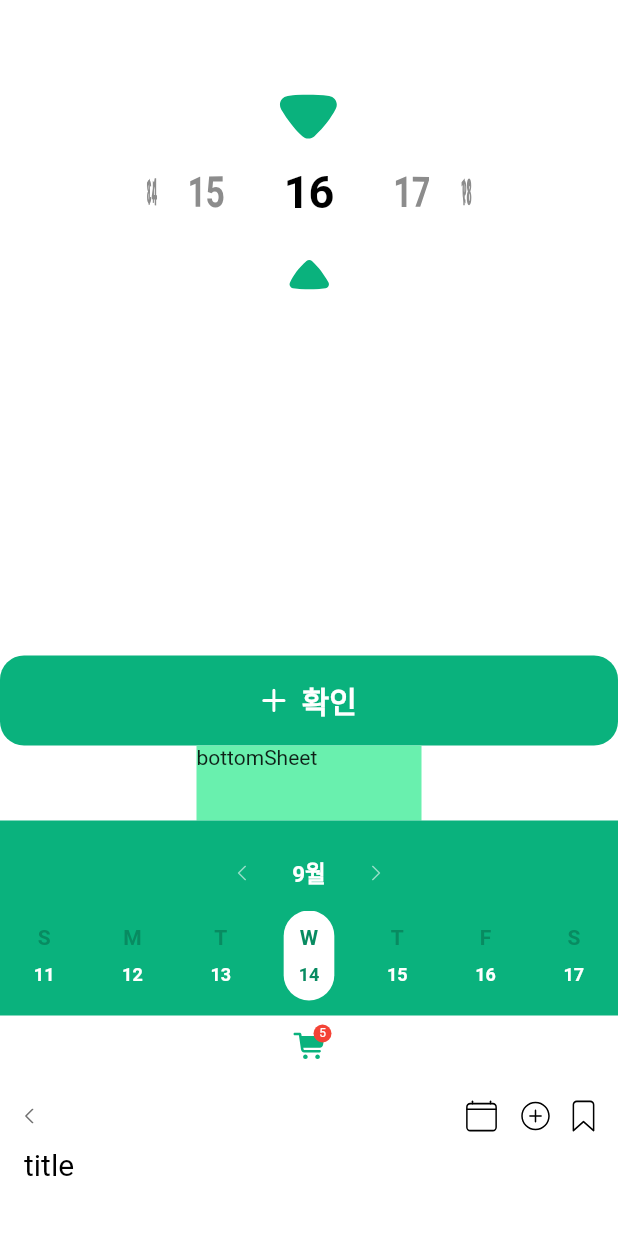
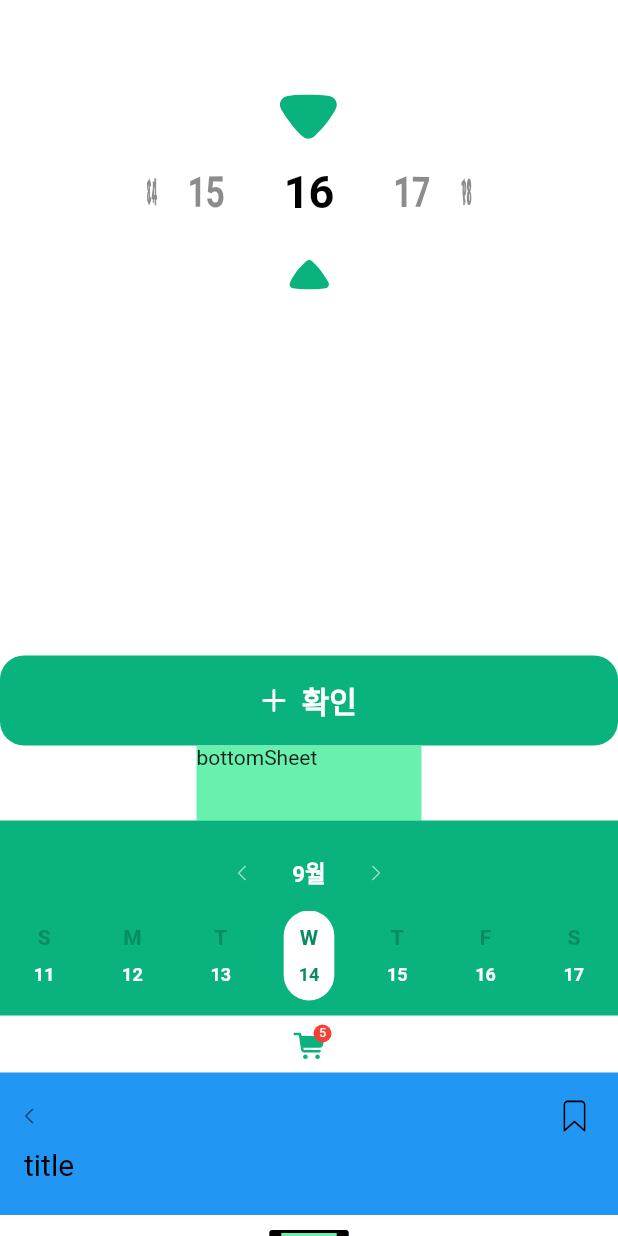
Before and after one commit to MineokSung/Early-Care, a Flutter app: the screen it shows after launch, scrolled down 981 dp, on a phone screen of 412 x 824 dp. Run offline on Flutter 3.47's test engine with Material 2 defaults, Android fonts, the phone set to English and light mode, and no system bars; our stand-ins replace flutter_svg.

Commit message:
early care component 수정 및 구현중
     - early care tool tip 구현중
     - early care top navigation bar icon 부분 수정

```diff
--- /dev/null
+++ b/lib/component/early_care_tool_tip.dart
@@ -0,0 +1,56 @@
+import 'package:early_care/component/color_info.dart';
+import 'package:early_care/generated/assets.dart';
+import 'package:flutter/material.dart';
+import 'package:flutter_svg/flutter_svg.dart';
+
+enum ToolTip {
+  bottomRight,
+  bottomLeft,
+  bottomCenter,
+  topRight,
+  topLeft,
+  topCenter,
+  right,
+  left,
+}
+
+class EarlyCareToolTip extends StatelessWidget {
+  final String text;
+  final ToolTip? direction;
+  final Color? backgroundColor;
+
+  const EarlyCareToolTip({
+    super.key,
+    required this.text,
+    this.direction,
+    this.backgroundColor,
+  });
+
+  @override
+  Widget build(BuildContext context) {
+    return _toolTip();
+  }
+
+  Widget _toolTip() {
+    return Container(
+      padding: const EdgeInsets.symmetric(
+        vertical: 2,
+        horizontal: 8,
+      ),
+      decoration: BoxDecoration(
+        borderRadius: BorderRadius.circular(2),
+        color: backgroundColor ?? Colors.black,
+      ),
+      child: Container(color: Colors.greenAccent,
+        child: Text(
+          text,
+          style: const TextStyle(
+            fontSize: 12,
+            color: Colors.white,
+            fontWeight: FontWeight.bold,
+          ),
+        ),
+      ),
+    );
+  }
+}
--- a/lib/component/early_care_top_navigation_bar.dart
+++ b/lib/component/early_care_top_navigation_bar.dart
@@ -14,25 +14,13 @@ enum TopNavigationBarIcon {
   //int get newIndex => index+1;
 }
 
-extension ExtensionTopNavigationBarIcon on TopNavigationBarIcon {
-  int get extensionTopNavigationBarIcon{
-    switch(this){
-      case TopNavigationBarIcon.bookmark:
-        return 1;
-      case TopNavigationBarIcon.add:
-        return 2;
-      case TopNavigationBarIcon.calendarClear:
-        return 3;
-    }
-    return 1;
-  }
-}
-
 class EarlyCareTopNavigationBar extends StatelessWidget {
   final String title;
   final double? fontSize;
-  final bool? isTitleBottom;
-  final int? iconCount;
+  final bool isTitleBottom;
+  final List<String>? icons;
+
+
 
   // final TopNavigationBarIcon? bookmark;
   // final TopNavigationBarIcon? add;
@@ -43,10 +31,10 @@ class EarlyCareTopNavigationBar extends StatelessWidget {
     required this.title,
     this.fontSize,
     this.isTitleBottom = false,
+    this.icons,
     // this.bookmark,
     // this.add,
     // this.calendarClear,
-    this.iconCount = 3,
   });
 
   @override
@@ -54,12 +42,25 @@ class EarlyCareTopNavigationBar extends StatelessWidget {
     return _topNavigationBar();
   }
 
+  Widget _title(){
+    return Text(
+      title,
+      textAlign: icons == null || icons!.length == 1 ? TextAlign.center : TextAlign.left,
+      style: TextStyle(
+        fontSize: fontSize ?? 20,
+        color: Colors.black,
+      ),
+    );
+  }
+
   Widget _topNavigationBar() {
-    if (!isTitleBottom!) {
     return Padding(
       padding: const EdgeInsets.symmetric(vertical: 8),
-        child: Row(
-          //mainAxisAlignment: MainAxisAlignment.center,
+      child: Column(
+        mainAxisSize: MainAxisSize.min,
+        crossAxisAlignment: CrossAxisAlignment.start,
+        children: [
+          Row(
             crossAxisAlignment: CrossAxisAlignment.center,
             children: [
               Padding(
@@ -70,113 +71,45 @@ class EarlyCareTopNavigationBar extends StatelessWidget {
                 ),
               ),
               Expanded(
-              child: Text(
-                title,
-                textAlign: iconCount == 1 ? TextAlign.center : TextAlign.left,
-                style: TextStyle(
-                  fontSize: fontSize ?? 20,
-                  color: Colors.black,
-                ),
-              ),
-            ),
+                child: isTitleBottom ? const SizedBox() : _title()),
               _topNavigationBarIcon(),
             ],
           ),
-      );
-    }
-    return Padding(
-      padding: const EdgeInsets.symmetric(vertical: 8),
-      child: Column(
-        children: [
-          Row(
-            mainAxisAlignment: MainAxisAlignment.spaceBetween,
-            children: [
-              Padding(
-                padding: const EdgeInsets.all(16),
-                child: SvgPicture.asset(
-                  Assets.imagesIconLeft,
-                  color: Colors.black,
-                ),
-              ),
-              _topNavigationBarIcon(),
-            ],
-          ),
-          Row(
-            children: [
-              Expanded(
-                child: Container(
-                  padding: const EdgeInsets.symmetric(horizontal: 16),
-                  margin: const EdgeInsets.only(bottom: 12),
-                  child: Text(
-                    title,
-                    style: TextStyle(
-                      fontSize: fontSize ?? 20,
-                      color: Colors.black,
-                    ),
-                  ),
-                ),
-              ),
-            ],
-          ),
+          isTitleBottom ? Padding(
+            padding: const EdgeInsets.fromLTRB(16, 0, 16, 14),
+            child: _title(),
+          ) : const SizedBox(),
         ],
       ),
     );
   }
 
-  Widget _topNavigationBarIcon() {
-    if (iconCount == TopNavigationBarIcon.calendarClear.newIndex) {
-      return Row(
-        children: [
-          Container(
+  Widget _basicBookmarkIcon(){
+    return Container(
       padding: const EdgeInsets.all(7),
-            margin: !isTitleBottom! ? const EdgeInsets.only(right: 8) : null,
-            child: SvgPicture.asset(
-              Assets.imagesIconCalendarClear,
-            ),
-          ),
-          Container(
-            padding: const EdgeInsets.all(7),
-            margin: !isTitleBottom! ? const EdgeInsets.only(right: 8) : null,
-            child: SvgPicture.asset(
-              Assets.imagesIconAdd,
-            ),
-          ),
-          Container(
-            padding: const EdgeInsets.all(7),
-            margin: const EdgeInsets.only(right: 8),
+      margin: const EdgeInsets.only(right: 14),
       child: SvgPicture.asset(
         Assets.imagesIconBookmark,
       ),
-          ),
-        ],
     );
-    } else if (iconCount == TopNavigationBarIcon.add.newIndex) {
+  }
+
+  Widget _topNavigationBarIcon() {
+    if(icons == null){
       return Row(
         children: [
-          Container(
-            padding: const EdgeInsets.all(7),
-            margin: !isTitleBottom! ? const EdgeInsets.only(right: 8) : null,
-            child: SvgPicture.asset(
-              Assets.imagesIconAdd,
-            ),
-          ),
-          Container(
-            padding: const EdgeInsets.all(7),
-            margin: const EdgeInsets.only(right: 8),
-            child: SvgPicture.asset(
-              Assets.imagesIconBookmark,
-            ),
-          ),
+          _basicBookmarkIcon(),
         ],
       );
     }
     return Row(
       children: [
+        for(int i = 0; i < icons!.length; i++)
           Container(
             padding: const EdgeInsets.all(7),
-          margin: const EdgeInsets.only(right: 8),
+            margin: i == icons!.length - 1 || !isTitleBottom ? const EdgeInsets.only(right: 8) : null,
             child: SvgPicture.asset(
-            Assets.imagesIconBookmark,
+              icons![i],
             ),
           ),
       ],
--- a/lib/page/login2.dart
+++ b/lib/page/login2.dart
@@ -9,6 +9,7 @@ import 'package:early_care/component/early_care_picker.dart';
 import 'package:early_care/component/early_care_progress_bar.dart';
 import 'package:early_care/component/early_care_textfield_box.dart';
 import 'package:early_care/component/early_care_textfield_line.dart';
+import 'package:early_care/component/early_care_tool_tip.dart';
 import 'package:early_care/component/early_care_top_navigation_bar.dart';
 import 'package:early_care/component/test.dart';
 import 'package:early_care/generated/assets.dart';
@@ -638,7 +639,9 @@ class _Login2 extends State<Login2> {
                   //suffix: Text("suffix"),
                   label: "asdasd",
                   width: 300,
+                  //padding: EdgeInsets.symmetric(horizontal: 30),
                   helperText: "helper",
+                  padding: EdgeInsets.symmetric(horizontal: 10, vertical: 18),
                   boxBorderRadius: 5,boxColor: Colors.white,
                   enableBorderColor: Colors.blue,
                   //suffixOnTap: deleteText,
@@ -850,11 +853,19 @@ class _Login2 extends State<Login2> {
               ),
 
               Container(
+                color: Colors.blue,
                 child: EarlyCareTopNavigationBar(
                   title: "title",
-                  iconCount: 3,
                   isTitleBottom: true,
+                  //icons: [Assets.imagesIconAdd, Assets.imagesIconCancel],
                   //calendarClear: TopNavigationBarIcon.calendarClear,
+                ),
+              ),
+
+              Container(
+                margin: EdgeInsets.only(top: 10),
+                child: EarlyCareToolTip(
+                  text: "Tooltip",
                 ),
               ),
             ],
```
Also changed, not shown: assets/images/tool_tip_pointer.svg (added), lib/generated/assets.dart. Lines whose indentation alone changed are shown as unchanged.
